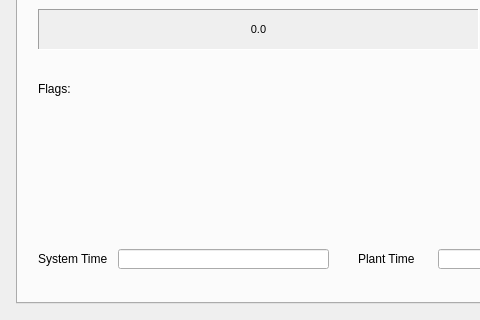
Qt form Monitor/DialogSignalInfo.ui (whiteman-kr/u7set) before a commit; both pictures show x 0 to 480 and y 169 to 489 of the 696 by 489 pixel window.
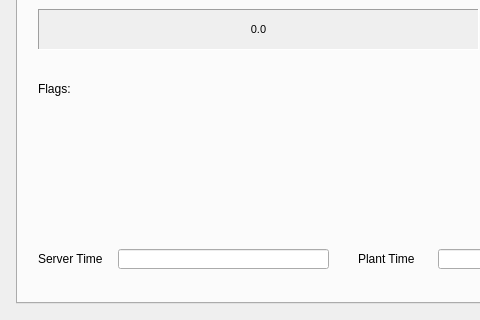
The same form after that commit. Custom widgets are drawn as their Qt base class.

Commit message: rpct-1720, Monitor: System Time and Local Time are renamed to Server Time (UTC)

```diff
--- a/Monitor/DialogSignalInfo.ui
+++ b/Monitor/DialogSignalInfo.ui
@@ -294,7 +294,7 @@
           </rect>
          </property>
          <property name="text">
-          <string>System Time</string>
+          <string>Server Time</string>
          </property>
         </widget>
         <widget class="QLabel" name="plantTimeLabel">
```
The commit also changes 1 other file.
